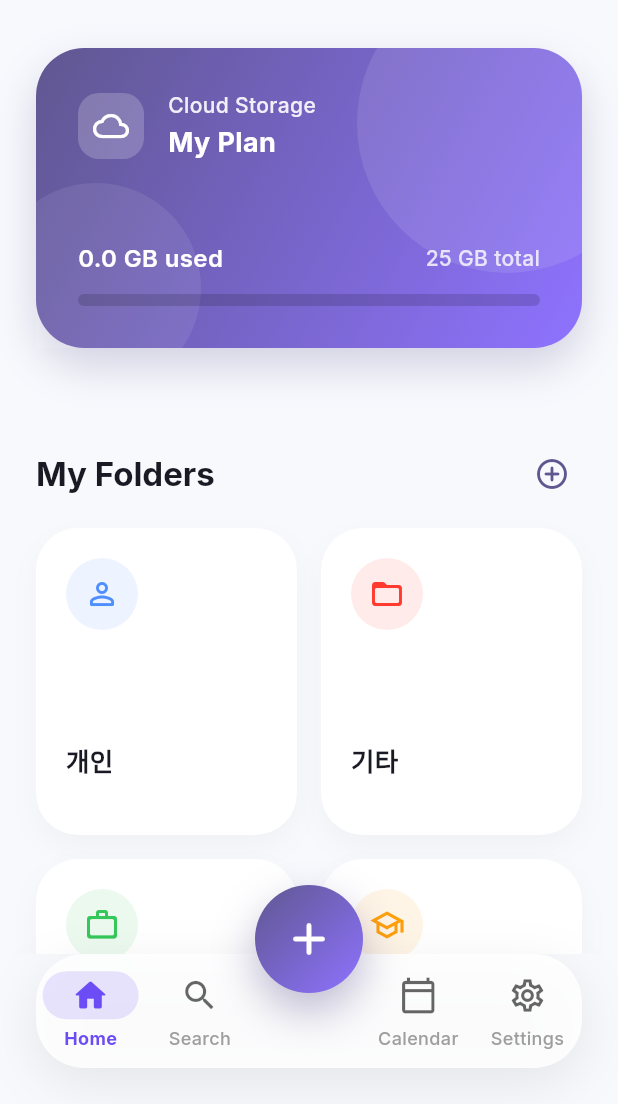
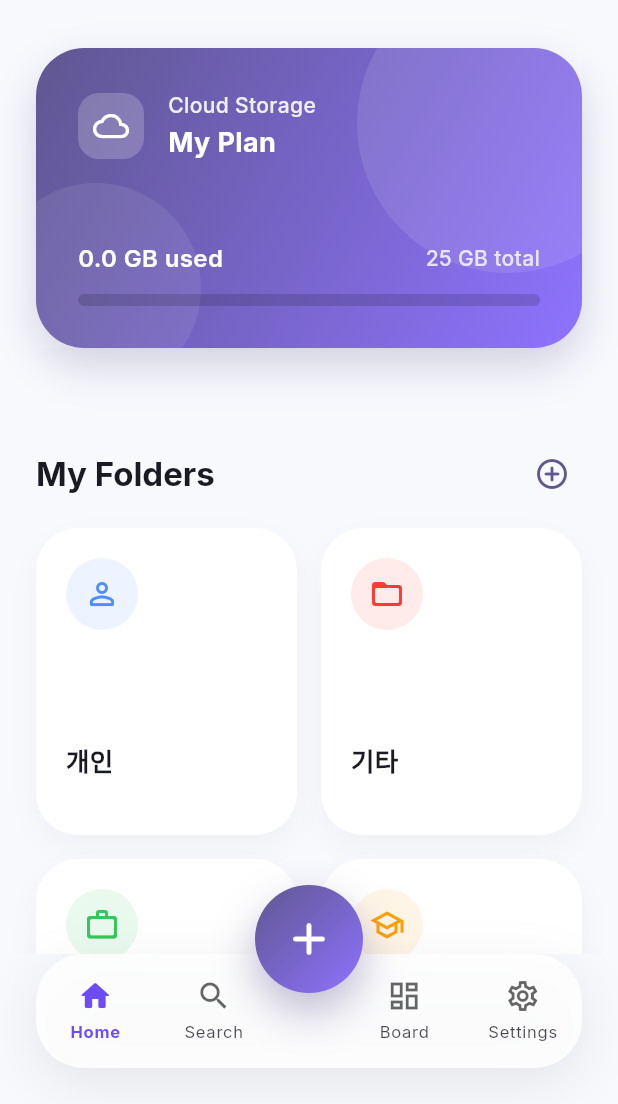
Before and after one commit to sangheonkimme/simple_note_app, a Flutter app: the screen it shows after launch, after a tap on "Sign In", after a tap on "Continue with Google", on a phone screen of 412 x 824 dp, the part 132-1236 px from its top. Run offline on Flutter 3.47's test engine with Material 3 defaults, Android fonts, the phone set to English and light mode, and no system bars; our stand-ins replace firebase_analytics, firebase_core, firebase_crashlytics, flutter_native_splash, flutter_riverpod, flutter_secure_storage and 6 more; accounts and stored records are empty; generated files the repository leaves out were written again; network calls fail.

Commit message:
feat : 홈스크린 UI 간소화 및 '보드' 섹션 추가

```diff
--- a/lib/main.dart
+++ b/lib/main.dart
@@ -7,6 +7,7 @@ import 'package:flutter_native_splash/flutter_native_splash.dart';
 import 'package:novita/firebase_options.dart';
 import 'package:novita/src/data/datasources/local/isar_service.dart';
 import 'package:novita/src/data/providers.dart';
+import 'package:novita/src/data/repositories/folder_repository.dart';
 import 'package:novita/src/features/common/presentation/app_theme.dart';
 import 'package:novita/src/features/scaffold/main_scaffold.dart';
 import 'package:firebase_crashlytics/firebase_crashlytics.dart';
@@ -29,16 +30,13 @@ Future<void> main() async {
     return true;
   };
 
-
+  // Initialize local database
   final isarService = IsarService();
   final isar = await isarService.db;
 
-  final container = ProviderContainer(overrides: [
-    isarProvider.overrideWithValue(isar),
-  ]);
-
-  await container.read(folderRepositoryProvider).createDefaultFolders();
-  container.dispose();
+  // Create default folders directly before running the app
+  final folderRepository = FolderRepository(isar);
+  await folderRepository.createDefaultFolders();
 
   runApp(
     ProviderScope(
--- /dev/null
+++ b/lib/src/features/board/presentation/board_screen.dart
@@ -0,0 +1,97 @@
+import 'package:flutter/material.dart';
+import 'package:flutter_riverpod/flutter_riverpod.dart';
+import 'package:flutter_staggered_grid_view/flutter_staggered_grid_view.dart';
+import 'package:novita/src/data/models/note.dart';
+import 'package:novita/src/data/providers.dart';
+import 'package:novita/src/features/notes/presentation/note_editor_screen.dart';
+
+class BoardScreen extends ConsumerWidget {
+  const BoardScreen({super.key});
+
+  @override
+  Widget build(BuildContext context, WidgetRef ref) {
+    final allNotesStream = ref.watch(allNotesStreamProvider);
+
+    return Scaffold(
+      appBar: AppBar(
+        title: const Text('All Notes'),
+      ),
+      body: allNotesStream.when(
+        data: (notes) {
+          if (notes.isEmpty) {
+            return const Center(
+              child: Text('No notes yet. Create one!'),
+            );
+          }
+          return MasonryGridView.count(
+            crossAxisCount: 2,
+            mainAxisSpacing: 8,
+            crossAxisSpacing: 8,
+            padding: const EdgeInsets.all(8),
+            itemCount: notes.length,
+            itemBuilder: (context, index) {
+              final note = notes[index];
+              return _NoteTile(note: note);
+            },
+          );
+        },
+        loading: () => const Center(child: CircularProgressIndicator()),
+        error: (error, stack) => Center(
+          child: Text('Error: $error'),
+        ),
+      ),
+    );
+  }
+}
+
+class _NoteTile extends StatelessWidget {
+  const _NoteTile({required this.note});
+
+  final Note note;
+
+  @override
+  Widget build(BuildContext context) {
+    return GestureDetector(
+      onTap: () {
+        Navigator.push(
+          context,
+          MaterialPageRoute(
+            builder: (context) => NoteEditorScreen(note: note),
+          ),
+        );
+      },
+      child: Card(
+        elevation: 2,
+        shape: RoundedRectangleBorder(
+          borderRadius: BorderRadius.circular(12),
+        ),
+        child: Padding(
+          padding: const EdgeInsets.all(12.0),
+          child: Column(
+            crossAxisAlignment: CrossAxisAlignment.start,
+            children: [
+              if (note.title.isNotEmpty)
+                Text(
+                  note.title,
+                  style: Theme.of(context).textTheme.titleMedium?.copyWith(
+                        fontWeight: FontWeight.bold,
+                      ),
+                  maxLines: 2,
+                  overflow: TextOverflow.ellipsis,
+                ),
+              if (note.title.isNotEmpty && note.body != null && note.body!.isNotEmpty)
+                const SizedBox(height: 8),
+              if (note.body != null && note.body!.isNotEmpty)
+                Text(
+                  note.body!,
+                  maxLines: 10,
+                  overflow: TextOverflow.ellipsis,
+                  style: Theme.of(context).textTheme.bodyMedium,
+                ),
+            ],
+          ),
+        ),
+      ),
+    );
+  }
+}
--- a/lib/src/features/notes/presentation/home_screen.dart
+++ b/lib/src/features/notes/presentation/home_screen.dart
@@ -187,7 +187,7 @@ class AvailableSpaceCard extends ConsumerWidget {
         borderRadius: BorderRadius.circular(32.0),
         boxShadow: [
           BoxShadow(
-            color: Theme.of(context).colorScheme.primary.withValues(alpha: 0.25),
+            color: Theme.of(context).colorScheme.primary.withAlpha((255 * 0.25).round()),
             blurRadius: 24,
             offset: const Offset(0, 12),
           ),
@@ -212,7 +212,7 @@ class AvailableSpaceCard extends ConsumerWidget {
               height: 200,
               decoration: BoxDecoration(
                 shape: BoxShape.circle,
-                color: Colors.white.withValues(alpha: 0.1),
+                color: Colors.white.withAlpha((255 * 0.1).round()),
               ),
             ),
           ),
@@ -224,7 +224,7 @@ class AvailableSpaceCard extends ConsumerWidget {
               height: 140,
               decoration: BoxDecoration(
                 shape: BoxShape.circle,
-                color: Colors.white.withValues(alpha: 0.08),
+                color: Colors.white.withAlpha((255 * 0.08).round()),
               ),
             ),
           ),
@@ -246,7 +246,7 @@ class AvailableSpaceCard extends ConsumerWidget {
                             Container(
                               padding: const EdgeInsets.all(10),
                               decoration: BoxDecoration(
-                                color: Colors.white.withValues(alpha: 0.2),
+                                color: Colors.white.withAlpha((255 * 0.2).round()),
                                 borderRadius: BorderRadius.circular(14),
                               ),
                               child: const Icon(Icons.cloud_queue_rounded, color: Colors.white, size: 24),
@@ -259,7 +259,7 @@ class AvailableSpaceCard extends ConsumerWidget {
                                   'Cloud Storage',
                                   style: TextStyle(
                                     fontSize: 14,
-                                    color: Colors.white.withValues(alpha: 0.9),
+                                    color: Colors.white.withAlpha((255 * 0.9).round()),
                                     fontWeight: FontWeight.w500,
                                   ),
                                 ),
@@ -293,7 +293,7 @@ class AvailableSpaceCard extends ConsumerWidget {
                               style: TextStyle(
                                 fontSize: 14,
                                 fontWeight: FontWeight.w500,
-                                color: Colors.white.withValues(alpha: 0.8),
+                                color: Colors.white.withAlpha((255 * 0.8).round()),
                               ),
                             ),
                           ],
@@ -305,7 +305,7 @@ class AvailableSpaceCard extends ConsumerWidget {
                               height: 8,
                               width: double.infinity,
                               decoration: BoxDecoration(
-                                color: Colors.black.withValues(alpha: 0.15),
+                                color: Colors.black.withAlpha((255 * 0.15).round()),
                                 borderRadius: BorderRadius.circular(10),
                               ),
                             ),
@@ -318,7 +318,7 @@ class AvailableSpaceCard extends ConsumerWidget {
                                   borderRadius: BorderRadius.circular(10),
                                   boxShadow: [
                                     BoxShadow(
-                                      color: Colors.white.withValues(alpha: 0.4),
+                                      color: Colors.white.withAlpha((255 * 0.4).round()),
                                       blurRadius: 8,
                                     ),
                                   ],
@@ -408,7 +408,7 @@ class _PinnedNoteCard extends StatelessWidget {
       child: Container(
         width: 160, // Width of each card
         decoration: BoxDecoration(
-          color: Theme.of(context).colorScheme.surfaceVariant.withOpacity(0.5),
+          color: Theme.of(context).colorScheme.surfaceContainerHighest.withAlpha((255 * 0.5).round()),
           borderRadius: BorderRadius.circular(24),
         ),
         padding: const EdgeInsets.all(16),
@@ -464,7 +464,7 @@ class _FolderCardState extends ConsumerState<FolderCard> {
     final notesCountStream = ref.watch(notesInFolderProvider(widget.folder.id));
 
     final style = _folderStyles[widget.folder.name] ??
-        (icon: Icons.folder_outlined, color: Theme.of(context).colorScheme.primary.withValues(alpha: 1.0));
+        (icon: Icons.folder_outlined, color: Theme.of(context).colorScheme.primary);
 
     return GestureDetector(
       onTapDown: (_) => setState(() => _isPressed = true),
@@ -487,7 +487,7 @@ class _FolderCardState extends ConsumerState<FolderCard> {
             borderRadius: BorderRadius.circular(28),
             boxShadow: [
               BoxShadow(
-                color: Colors.black.withValues(alpha: 0.03),
+                color: Colors.black.withAlpha((255 * 0.03).round()),
                 blurRadius: 16,
                 offset: const Offset(0, 8),
               ),
@@ -500,7 +500,7 @@ class _FolderCardState extends ConsumerState<FolderCard> {
               Container(
                 padding: const EdgeInsets.all(12),
                 decoration: BoxDecoration(
-                  color: style.color.withValues(alpha: 0.1),
+                  color: style.color.withAlpha((255 * 0.1).round()),
                   shape: BoxShape.circle,
                 ),
                 child: Icon(style.icon, color: style.color, size: 24),
--- a/lib/src/features/notes/presentation/pinned_notes_screen.dart
+++ b/lib/src/features/notes/presentation/pinned_notes_screen.dart
@@ -8,7 +8,7 @@ class PinnedNotesScreen extends ConsumerWidget {
 
   @override
   Widget build(BuildContext context, WidgetRef ref) {
-    final pinnedNotesStream = ref.watch(pinnedNotesProvider);
+    final pinnedNotesStream = ref.watch(pinnedNotesStreamProvider);
 
     return Scaffold(
       appBar: AppBar(
--- a/lib/src/features/scaffold/main_scaffold.dart
+++ b/lib/src/features/scaffold/main_scaffold.dart
@@ -3,11 +3,11 @@ import 'package:flutter/material.dart';
 import 'package:flutter_native_splash/flutter_native_splash.dart';
 import 'package:flutter_riverpod/flutter_riverpod.dart';
 import 'package:novita/src/data/providers.dart';
+import 'package:novita/src/features/board/presentation/board_screen.dart';
 import 'package:novita/src/features/notes/presentation/note_editor_screen.dart';
 import 'package:novita/src/features/search/presentation/search_screen.dart';
 import 'package:novita/src/features/settings/presentation/settings_screen.dart';
 import 'package:novita/src/features/notes/presentation/home_screen.dart';
-// import 'package:novita/src/features/calendar/presentation/calendar_screen.dart';
 
 class MainScaffold extends ConsumerStatefulWidget {
   const MainScaffold({super.key});
@@ -19,20 +19,19 @@ class MainScaffold extends ConsumerStatefulWidget {
 class _MainScaffoldState extends ConsumerState<MainScaffold> {
   int _selectedIndex = 0;
 
+  // Screens displayed for each tab
   static final List<Widget> _widgetOptions = <Widget>[
     const HomeScreen(),
     const SearchScreen(),
-    const SizedBox.shrink(), // Placeholder for FAB gap
-    // const CalendarScreen(),
-    const Scaffold(body: Center(child: Text('Coming Soon'))),
-    const SettingsScreen(), // Use the new SettingsScreen
+    const BoardScreen(),
+    const SettingsScreen(),
   ];
 
-  // Screen names for analytics
+  // Screen names for analytics, matching the order of destinations
   static const List<String> _screenNames = <String>[
     'Home',
     'Search',
-    'Calendar',
+    'Board',
     'Settings',
   ];
 
@@ -40,24 +39,24 @@ class _MainScaffoldState extends ConsumerState<MainScaffold> {
   void initState() {
     super.initState();
     FlutterNativeSplash.remove();
-    // Log initial screen view
     ref.read(analyticsServiceProvider).logScreenView(_screenNames[0]);
   }
 
   void _onItemTapped(int index) {
-    if (_selectedIndex == index) return; // Avoid logging for the same screen
+    // The NavigationBar has 4 destinations, so the index will be 0, 1, 2, or 3.
+    if (_selectedIndex == index) return;
 
     setState(() {
       _selectedIndex = index;
     });
 
-    // Log screen view event
     ref.read(analyticsServiceProvider).logScreenView(_screenNames[index]);
   }
 
   @override
   Widget build(BuildContext context) {
     return Scaffold(
+      // Use IndexedStack to keep the state of each screen
       body: IndexedStack(
         index: _selectedIndex,
         children: _widgetOptions,
@@ -65,7 +64,7 @@ class _MainScaffoldState extends ConsumerState<MainScaffold> {
       floatingActionButton: Container(
         height: 72,
         width: 72,
-        margin: const EdgeInsets.only(bottom: 20), // Adjust for custom nav bar height
+        margin: const EdgeInsets.only(bottom: 20),
         child: DecoratedBox(
           decoration: BoxDecoration(
             shape: BoxShape.circle,
@@ -79,7 +78,7 @@ class _MainScaffoldState extends ConsumerState<MainScaffold> {
             ),
             boxShadow: [
               BoxShadow(
-                color: Theme.of(context).colorScheme.primary.withValues(alpha: 0.4),
+                color: Theme.of(context).colorScheme.primary.withAlpha((255 * 0.4).round()),
                 blurRadius: 24,
                 offset: const Offset(0, 12),
               ),
@@ -105,7 +104,7 @@ class _MainScaffoldState extends ConsumerState<MainScaffold> {
           borderRadius: BorderRadius.circular(32),
           boxShadow: [
             BoxShadow(
-              color: Colors.black.withValues(alpha: 0.08),
+              color: Colors.black.withAlpha((255 * 0.08).round()),
               blurRadius: 30,
               offset: const Offset(0, 10),
             ),
@@ -115,41 +114,10 @@ class _MainScaffoldState extends ConsumerState<MainScaffold> {
           borderRadius: BorderRadius.circular(32),
           child: BackdropFilter(
             filter: ImageFilter.blur(sigmaX: 10, sigmaY: 10),
-            child: NavigationBar(
-              height: 76,
+            // A custom implementation to handle the FAB gap
+            child: _CustomNavBar(
               selectedIndex: _selectedIndex,
-              onDestinationSelected: _onItemTapped,
-              destinations: [
-                NavigationDestination(
-                  icon: Icon(Icons.home_outlined,
-                      color: Theme.of(context).iconTheme.color?.withValues(alpha: 0.6)),
-                  selectedIcon: const Icon(Icons.home_rounded, color: Color(0xFF6C4CF5)),
-                  label: 'Home',
-                ),
-                NavigationDestination(
-                  icon: Icon(Icons.search_outlined,
-                      color: Theme.of(context).iconTheme.color?.withValues(alpha: 0.6)),
-                  selectedIcon: const Icon(Icons.search_rounded, color: Color(0xFF6C4CF5)),
-                  label: 'Search',
-                ),
-                const SizedBox(width: 48), // Space for FAB
-                NavigationDestination(
-                  icon: Icon(Icons.calendar_today_outlined,
-                      color: Theme.of(context).iconTheme.color?.withValues(alpha: 0.6)),
-                  selectedIcon:
-                      const Icon(Icons.calendar_today_rounded, color: Color(0xFF6C4CF5)),
-                  label: 'Calendar',
-                ),
-                NavigationDestination(
-                  icon: Icon(Icons.settings_outlined,
-                      color: Theme.of(context).iconTheme.color?.withValues(alpha: 0.6)),
-                  selectedIcon:
-                      const Icon(Icons.settings_rounded, color: Color(0xFF6C4CF5)),
-                  label: 'Settings',
-                ),
-              ],
-              backgroundColor: Theme.of(context).colorScheme.surface.withValues(alpha: 0.85),
-              elevation: 0,
+              onItemTapped: _onItemTapped,
             ),
           ),
         ),
@@ -157,3 +125,61 @@ class _MainScaffoldState extends ConsumerState<MainScaffold> {
     );
   }
 }
+
+// Custom Navigation Bar to handle the gap for the FAB
+class _CustomNavBar extends StatelessWidget {
+  const _CustomNavBar({required this.selectedIndex, required this.onItemTapped});
+
+  final int selectedIndex;
+  final ValueChanged<int> onItemTapped;
+
+  @override
+  Widget build(BuildContext context) {
+    final destinations = <({IconData icon, IconData selectedIcon, String label})>[
+      (icon: Icons.home_outlined, selectedIcon: Icons.home_rounded, label: 'Home'),
+      (icon: Icons.search_outlined, selectedIcon: Icons.search_rounded, label: 'Search'),
+      (icon: Icons.dashboard_outlined, selectedIcon: Icons.dashboard_rounded, label: 'Board'),
+      (icon: Icons.settings_outlined, selectedIcon: Icons.settings_rounded, label: 'Settings'),
+    ];
+
+    return Container(
+      color: Theme.of(context).colorScheme.surface.withAlpha((255 * 0.85).round()),
+      height: 76,
+      child: Row(
+        mainAxisAlignment: MainAxisAlignment.spaceAround,
+        children: List.generate(destinations.length + 1, (index) {
+          if (index == 2) {
+            // This is the empty space for the FAB
+            return const SizedBox(width: 48);
+          }
+          final itemIndex = index < 2 ? index : index - 1;
+          final item = destinations[itemIndex];
+          final isSelected = selectedIndex == itemIndex;
+          return Expanded(
+            child: InkWell(
+              onTap: () => onItemTapped(itemIndex),
+              borderRadius: BorderRadius.circular(20),
+              child: Column(
+                mainAxisAlignment: MainAxisAlignment.center,
+                children: [
+                  Icon(
+                    isSelected ? item.selectedIcon : item.icon,
+                    color: isSelected ? const Color(0xFF6C4CF5) : Theme.of(context).iconTheme.color?.withAlpha((255 * 0.6).round()),
+                  ),
+                  const SizedBox(height: 4),
+                  Text(
+                    item.label,
+                    style: Theme.of(context).textTheme.labelSmall?.copyWith(
+                          fontWeight: isSelected ? FontWeight.bold : FontWeight.normal,
+                          color: isSelected ? const Color(0xFF6C4CF5) : Theme.of(context).textTheme.bodySmall?.color?.withAlpha((255 * 0.8).round()),
+                        ),
+                  ),
+                ],
+              ),
+            ),
+          );
+        }),
+      ),
+    );
+  }
+}
--- a/lib/src/features/search/presentation/search_screen.dart
+++ b/lib/src/features/search/presentation/search_screen.dart
@@ -12,7 +12,7 @@ class SearchScreen extends ConsumerWidget {
     final searchQuery = ref.watch(searchQueryProvider);
     final searchResults = ref.watch(searchResultProvider);
 
-    final suggestionChips = ['회의록', '아이디어', '태그:업무', '체크리스트'];
+    final suggestionChips = ['회의록', '아이디어', '체크리스트'];
 
     return Scaffold(
       appBar: AppBar(
@@ -27,7 +27,7 @@ class SearchScreen extends ConsumerWidget {
               child: TextField(
                 autofocus: true,
                 decoration: InputDecoration(
-                  hintText: '제목, 내용, 태그로 검색',
+                  hintText: '제목 또는 내용으로 검색',
                   prefixIcon: const Icon(Icons.search),
                   suffixIcon: searchQuery.isNotEmpty
                       ? IconButton(
@@ -83,7 +83,7 @@ class SearchScreen extends ConsumerWidget {
                   if (searchQuery.isEmpty) {
                     return const EmptyStateWidget(
                       icon: Icons.search_outlined,
-                      message: '노트의 제목, 내용 또는\n태그를 검색하여 노트를 찾아보세요.',
+                      message: '노트의 제목 또는 내용으로\n노트를 검색해 보세요.',
                     );
                   }
                   if (notes.isEmpty) {
```
Also changed, not shown: lib/src/features/notes/presentation/note_editor_screen.dart (+15 -14 lines), pubspec.yaml (+30 -13 lines), pubspec.lock, 1 other file.
